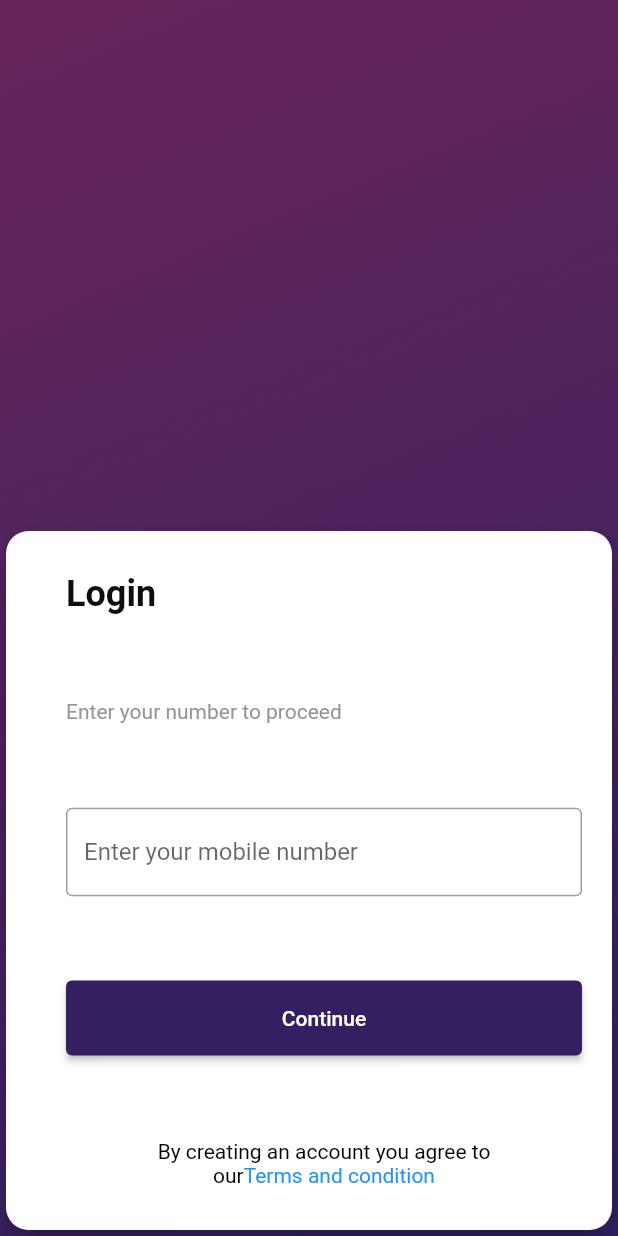
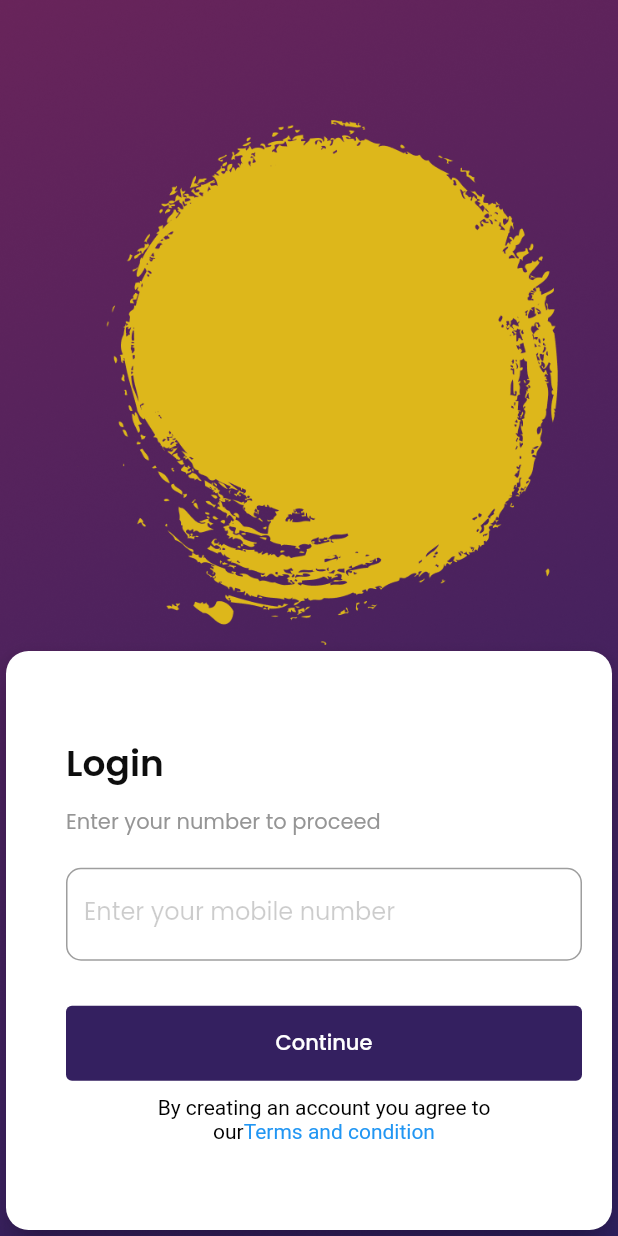
Before and after one commit to NeethaBabu/Examproject, a Flutter app: the screen it shows after launch, on a phone screen of 412 x 824 dp. Run offline on Flutter 3.47's test engine with Material 2 defaults, Android fonts, the phone set to English and light mode, and no system bars; our stand-ins replace google_fonts.

Commit message:
login page

```diff
--- a/lib/LoginPage.dart
+++ b/lib/LoginPage.dart
@@ -23,11 +23,13 @@ class CardExamplesApp extends StatelessWidget {
           ),
           child: Container(
             height: MediaQuery.of(context).size.height,
-            child: Stack(
+            child: Column(
               children: [
-                Positioned(
-                  top: 0,
+                Padding(
+                  padding:
+                      const EdgeInsets.only(top: 80.0, left: 40, right: 40),
                   child: Container(
+                    height: 350,
                     decoration: BoxDecoration(
                       image: const DecorationImage(
                         image: AssetImage("assets/images/circle.png"),
@@ -36,11 +38,7 @@ class CardExamplesApp extends StatelessWidget {
                     ),
                   ),
                 ),
-                Positioned(
-                  bottom: 0,
-                  left: 0,
-                  right: 0,
-                  top: 350,
+                Expanded(
                   child: Card(
                     shape: RoundedRectangleBorder(
                       borderRadius: BorderRadius.circular(15),
@@ -50,7 +48,7 @@ class CardExamplesApp extends StatelessWidget {
                     child: Padding(
                       padding: EdgeInsets.fromLTRB(40, 0, 20, 0),
                       child: Column(
-                        mainAxisAlignment: MainAxisAlignment.spaceAround,
+                        mainAxisAlignment: MainAxisAlignment.center,
                         children: [
                           Row(
                             children: [
@@ -64,6 +62,9 @@ class CardExamplesApp extends StatelessWidget {
                               ),
                             ],
                           ),
+                          SizedBox(
+                            height: 10,
+                          ),
                           Row(
                             children: [
                               Text(
@@ -76,19 +77,33 @@ class CardExamplesApp extends StatelessWidget {
                               ),
                             ],
                           ),
+                          SizedBox(
+                            height: 20,
+                          ),
                           TextField(
                             obscureText: true,
                             decoration: InputDecoration(
-                              border: OutlineInputBorder(),
+                              labelStyle: TextStyle(
+                                  color: Color.fromRGBO(0, 0, 0, 0.2)),
+                              border: OutlineInputBorder(
+                                borderRadius: BorderRadius.circular(10),
+                              ),
                               labelText: 'Enter your mobile number',
                             ),
+                          ),
+                          SizedBox(
+                            height: 30,
                           ),
                           ElevatedButton(
                             child: Text('Continue'),
                             onPressed: () {},
                             style: ElevatedButton.styleFrom(
+                                elevation: 0,
                                 backgroundColor: Color(0xff342060),
                                 minimumSize: Size.fromHeight(50)),
+                          ),
+                          SizedBox(
+                            height: 10,
                           ),
                           RichText(
                             textAlign: TextAlign.center,
--- a/lib/main.dart
+++ b/lib/main.dart
@@ -14,9 +14,13 @@ class MyApp extends StatelessWidget {
   Widget build(BuildContext context) {
     return MaterialApp(
       title: 'Flutter background demo',
-      theme: ThemeData(fontFamily: 'Poppins'),
+      theme: ThemeData(
+        textTheme: GoogleFonts.poppinsTextTheme(
+          Theme.of(context).textTheme,
+        ),
+      ),
       debugShowCheckedModeBanner: false,
-      home: Splash(),
+      home: const Splash(),
     );
   }
 }
@@ -33,24 +37,25 @@ class _SplashState extends State<Splash> {
   void initState() {
     super.initState();
     Timer(
-        Duration(seconds: 3),
+        const Duration(seconds: 3),
         () => Navigator.pushReplacement(
             context,
             MaterialPageRoute(
-              builder: (context) => CardExamplesApp(),
+              builder: (context) => const CardExamplesApp(),
             )));
   }
 
+  @override
   Widget build(BuildContext context) {
     return Scaffold(
       body: Container(
-        decoration: BoxDecoration(
-          image: const DecorationImage(
+        decoration: const BoxDecoration(
+          image: DecorationImage(
             image: AssetImage("assets/images/background.png"),
             fit: BoxFit.fill,
           ),
         ),
-        child: Center(
+        child: const Center(
           child: Text(
             'Learning App',
             style: TextStyle(
```
